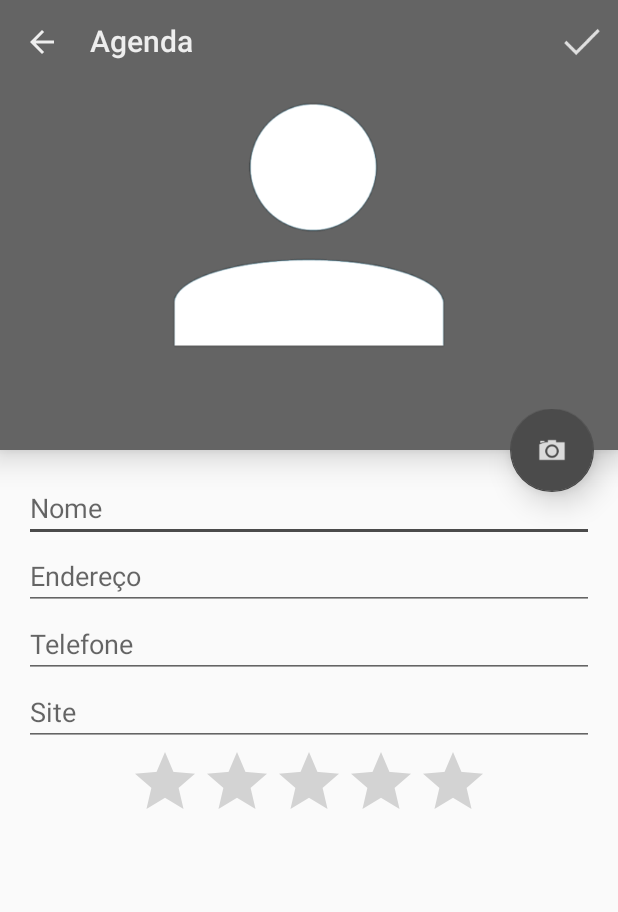
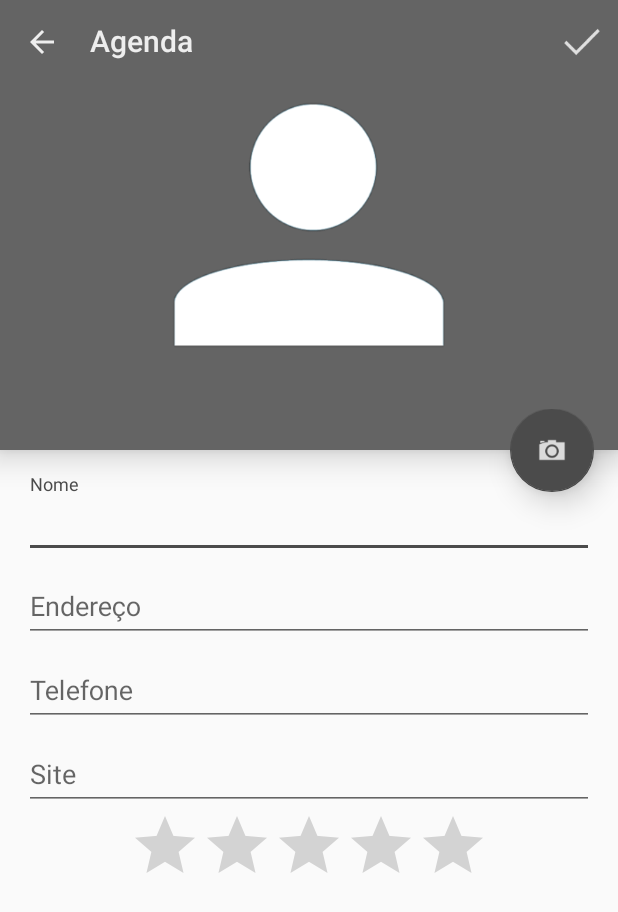
Before and after one commit to dposs/Agenda, an Android app: the screen it shows after launch (AlunoActivity), after a tap on an icon or button, on a phone screen of 412 x 824 dp. Shown: the top 912 px of the screen. Run offline under Robolectric (Android 15) with nearby library versions, the phone set to English and light mode, and no system bars; libraries missing offline, so code that uses them is left out: com.yalantis.ucrop; pictures from the network do not load.

Commit message:
2018-04-01

```diff
--- a/app/src/main/java/br/com/alura/agenda/activity/AlunoActivity.java
+++ b/app/src/main/java/br/com/alura/agenda/activity/AlunoActivity.java
@@ -2,14 +2,9 @@ package br.com.alura.agenda.activity;
 
 import android.app.Activity;
 import android.content.Intent;
-import android.graphics.Bitmap;
-import android.graphics.BitmapFactory;
-import android.graphics.Matrix;
 import android.net.Uri;
 import android.os.Bundle;
 import android.provider.MediaStore;
-import android.support.design.widget.AppBarLayout;
-import android.support.design.widget.CollapsingToolbarLayout;
 import android.support.design.widget.FloatingActionButton;
 import android.support.v4.app.NavUtils;
 import android.support.v4.content.FileProvider;
@@ -23,10 +18,6 @@ import android.widget.ImageView;
 import com.yalantis.ucrop.UCrop;
 
 import java.io.File;
-import java.io.FileNotFoundException;
-import java.io.FileOutputStream;
-import java.io.IOException;
-import java.io.OutputStream;
 
 import br.com.alura.agenda.BuildConfig;
 import br.com.alura.agenda.activity.helper.AlunoActivityHelper;
@@ -60,10 +51,11 @@ public class AlunoActivity extends AppCompatActivity {
         setSupportActionBar(toolbar);
         getSupportActionBar().setDisplayHomeAsUpEnabled(true);
 
+        /* Remove Toolbar Title when expanded
         final CollapsingToolbarLayout collapsingToolbarLayout = findViewById(R.id.aluno_collapsing_toolbar);
         final AppBarLayout appBarLayout = findViewById(R.id.aluno_app_bar);
 
-        /* Remove Toolbar Title when expanded
+
         appBarLayout.addOnOffsetChangedListener(new AppBarLayout.OnOffsetChangedListener() {
             boolean isShow = true;
             int scrollRange = -1;
@@ -92,6 +84,7 @@ public class AlunoActivity extends AppCompatActivity {
                 picture = new File(picturePath);
 
                 Intent intentImageCapture = new Intent(MediaStore.ACTION_IMAGE_CAPTURE);
+                intentImageCapture.putExtra("return-data", false);
                 intentImageCapture.putExtra(MediaStore.EXTRA_OUTPUT,
                         FileProvider.getUriForFile(AlunoActivity.this, BuildConfig.APPLICATION_ID + ".provider", picture));
 
@@ -174,8 +167,8 @@ public class AlunoActivity extends AppCompatActivity {
                     options.setShowCropGrid(false);
 
                     ImageView imageView = findViewById(R.id.aluno_foto);
-                    float height = new Float(imageView.getMeasuredHeight());
-                    float width = new Float(imageView.getMeasuredWidth());
+                    float height = imageView.getMeasuredHeight();
+                    float width = imageView.getMeasuredWidth();
 
                     UCrop.of(Uri.fromFile(picture), Uri.fromFile(picture))
                         .withOptions(options)
--- a/app/src/main/java/br/com/alura/agenda/activity/AlunosActivity.java
+++ b/app/src/main/java/br/com/alura/agenda/activity/AlunosActivity.java
@@ -15,7 +15,6 @@ import android.view.ContextMenu;
 import android.view.MenuItem;
 import android.view.View;
 import android.widget.AdapterView;
-import android.widget.ArrayAdapter;
 import android.widget.ListView;
 
 import java.util.List;
@@ -66,6 +65,8 @@ public class AlunosActivity extends AppCompatActivity {
             }
         });
 
+        requestPermissions();
+
         registerForContextMenu(list);
     }
 
@@ -75,7 +76,7 @@ public class AlunosActivity extends AppCompatActivity {
         loadAlunos();
     }
 
-    @Override
+@Override
     public void onCreateContextMenu(ContextMenu menu, View view, ContextMenu.ContextMenuInfo menuInfo) {
 
         AdapterView.AdapterContextMenuInfo info = (AdapterView.AdapterContextMenuInfo) menuInfo;
@@ -147,7 +148,7 @@ public class AlunosActivity extends AppCompatActivity {
     public void onRequestPermissionsResult(int requestCode, @NonNull String[] permissions, @NonNull int[] grantResults) throws SecurityException {
         super.onRequestPermissionsResult(requestCode, permissions, grantResults);
 
-        if (requestCode == RequestCode.CALL_ALUNO) {
+        if (requestCode == RequestCode.REQUEST_CALL_PHONE_PERMISSION) {
             if (permissions[0].equals(Manifest.permission.CALL_PHONE) && grantResults[0] == PackageManager.PERMISSION_GRANTED) {
                 callAluno(selectedAluno);
             }
@@ -177,7 +178,7 @@ public class AlunosActivity extends AppCompatActivity {
         if (callPhonePermission != PackageManager.PERMISSION_GRANTED) {
             ActivityCompat.requestPermissions(AlunosActivity.this,
                     new String[]{Manifest.permission.CALL_PHONE},
-                    RequestCode.CALL_ALUNO);
+                    RequestCode.REQUEST_CALL_PHONE_PERMISSION);
 
             return;
         }
@@ -201,4 +202,16 @@ public class AlunosActivity extends AppCompatActivity {
 
         SnackbarFactory.create(AlunosActivity.this, layout, "Aluno(a) " + selectedAluno.getNome() + " removido(a) com sucesso.").show();
     }
+
+    private void requestPermissions() {
+        int receiveSMSPermission = ActivityCompat.checkSelfPermission(this, Manifest.permission.RECEIVE_SMS);
+
+        if (receiveSMSPermission != PackageManager.PERMISSION_GRANTED) {
+            ActivityCompat.requestPermissions(this,
+                    new String[]{Manifest.permission.RECEIVE_SMS},
+                    RequestCode.REQUEST_RECEIVE_SMS_PERMISSION);
+
+            return;
+        }
+    }
 }
--- a/app/src/main/java/br/com/alura/agenda/activity/helper/AlunoActivityHelper.java
+++ b/app/src/main/java/br/com/alura/agenda/activity/helper/AlunoActivityHelper.java
@@ -52,7 +52,9 @@ public class AlunoActivityHelper {
         campoSite.setText(aluno.getSite());
         campoNota.setProgress(aluno.getNota().intValue());
 
-        this.setImage(aluno.getCaminhoFoto());
+        if (aluno.getCaminhoFoto() != null && !aluno.getCaminhoFoto().isEmpty()) {
+            this.setImage(aluno.getCaminhoFoto());
+        }
     }
 
     public void setImage(Uri uri) {
--- a/app/src/main/java/br/com/alura/agenda/activity/util/RequestCode.java
+++ b/app/src/main/java/br/com/alura/agenda/activity/util/RequestCode.java
@@ -3,6 +3,7 @@ package br.com.alura.agenda.activity.util;
 public class RequestCode {
     public static final int CREATE_ALUNO = 1;
     public static final int EDIT_ALUNO = 2;
-    public static final int CALL_ALUNO = 3;
-    public static final int TAKE_PICTURE_ALUNO = 4;
+    public static final int TAKE_PICTURE_ALUNO = 3;
+    public static final int REQUEST_CALL_PHONE_PERMISSION = 4;
+    public static final int REQUEST_RECEIVE_SMS_PERMISSION = 5;
 }
--- a/app/src/main/java/br/com/alura/agenda/adapter/AlunoAdapter.java
+++ b/app/src/main/java/br/com/alura/agenda/adapter/AlunoAdapter.java
@@ -1,8 +1,6 @@
 package br.com.alura.agenda.adapter;
 
 import android.content.Context;
-import android.graphics.Bitmap;
-import android.graphics.BitmapFactory;
 import android.net.Uri;
 import android.view.LayoutInflater;
 import android.view.View;
@@ -22,10 +20,14 @@ public class AlunoAdapter extends BaseAdapter {
 
     private Context context;
     private List<Aluno> alunos;
+    private int emptyPicturePadding;
 
     public AlunoAdapter(Context context, List<Aluno> alunos) {
         this.context = context;
         this.alunos = alunos;
+
+        float density = this.context.getResources().getDisplayMetrics().density;
+        this.emptyPicturePadding = (int) (10 * density + 0.5f);
     }
 
     @Override
@@ -74,6 +76,8 @@ public class AlunoAdapter extends BaseAdapter {
         if (aluno.getCaminhoFoto() != null) {
             ivFoto.setImageURI(Uri.fromFile(new File(aluno.getCaminhoFoto())));
             ivFoto.setScaleType(ImageView.ScaleType.CENTER_CROP);
+        } else {
+            ivFoto.setPadding(emptyPicturePadding, emptyPicturePadding, emptyPicturePadding, emptyPicturePadding);
         }
 
         return view;
--- a/app/src/main/res/drawable/list_divider.xml
+++ b/app/src/main/res/drawable/list_divider.xml
@@ -1,9 +1,10 @@
 <?xml version="1.0" encoding="utf-8"?>
 <inset xmlns:android="http://schemas.android.com/apk/res/android"
-    android:insetLeft="72dp">
+    android:insetLeft="86dp"
+    android:insetRight="16dp">
 
     <shape>
-        <solid android:color="#dddddd" />
+        <solid android:color="#e1e1e1" />
         <size android:width="1dp" android:height="1dp"/>
     </shape>
 </inset>
--- a/app/src/main/res/layout/activity_aluno.xml
+++ b/app/src/main/res/layout/activity_aluno.xml
@@ -59,29 +59,53 @@
             android:orientation="vertical"
             android:layout_margin="16dp">
 
-            <EditText
+            <android.support.design.widget.TextInputLayout
+                android:layout_width="match_parent"
+                android:layout_height="wrap_content">
+
+                <android.support.design.widget.TextInputEditText
                     android:id="@+id/aluno_nome"
                     android:hint="Nome"
                     android:layout_width="match_parent"
                     android:layout_height="wrap_content" />
 
-            <EditText
+            </android.support.design.widget.TextInputLayout>
+
+            <android.support.design.widget.TextInputLayout
+                android:layout_width="match_parent"
+                android:layout_height="wrap_content">
+
+                <android.support.design.widget.TextInputEditText
                     android:id="@+id/aluno_endereco"
                     android:hint="Endereço"
                     android:layout_width="match_parent"
                     android:layout_height="wrap_content" />
 
-            <EditText
+            </android.support.design.widget.TextInputLayout>
+
+            <android.support.design.widget.TextInputLayout
+                android:layout_width="match_parent"
+                android:layout_height="wrap_content">
+
+                <android.support.design.widget.TextInputEditText
                     android:id="@+id/aluno_telefone"
                     android:hint="Telefone"
                     android:layout_width="match_parent"
                     android:layout_height="wrap_content" />
 
-            <EditText
+            </android.support.design.widget.TextInputLayout>
+
+            <android.support.design.widget.TextInputLayout
+                android:layout_width="match_parent"
+                android:layout_height="wrap_content">
+
+                <android.support.design.widget.TextInputEditText
                     android:id="@+id/aluno_site"
                     android:hint="Site"
                     android:layout_width="match_parent"
                     android:layout_height="wrap_content" />
+
+            </android.support.design.widget.TextInputLayout>
 
             <RatingBar
                 android:id="@+id/aluno_nota"
```
Also changed, not shown: app/src/main/AndroidManifest.xml (+8 -0 lines), app/src/main/java/br/com/alura/agenda/dao/AlunoDAO.java (+26 -1 lines), app/src/main/java/br/com/alura/agenda/receiver/SMSReceiver.java (added, +30 -0 lines), app/src/main/res/layout/list_item_aluno.xml (+15 -12 lines). Lines whose indentation alone changed are shown as unchanged.
